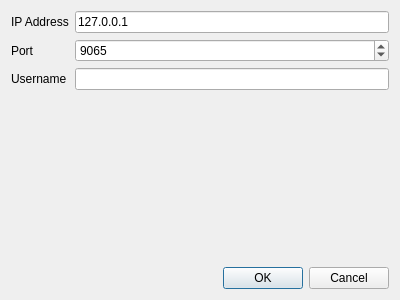
Qt form signindialog.ui (Lucinda-Aemilia/ChatClient) before a commit.
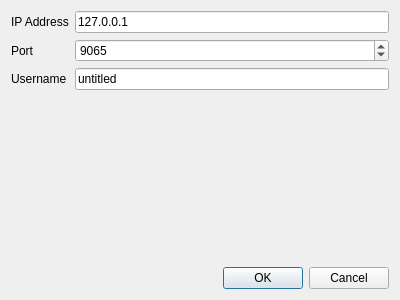
The same form after that commit.

Patch:
```diff
--- a/signindialog.ui
+++ b/signindialog.ui
@@ -58,7 +58,11 @@
       </widget>
      </item>
      <item row="2" column="1">
-      <widget class="QLineEdit" name="usernameLineEdit"/>
+      <widget class="QLineEdit" name="usernameLineEdit">
+       <property name="text">
+        <string>untitled</string>
+       </property>
+      </widget>
      </item>
     </layout>
    </item>
```
